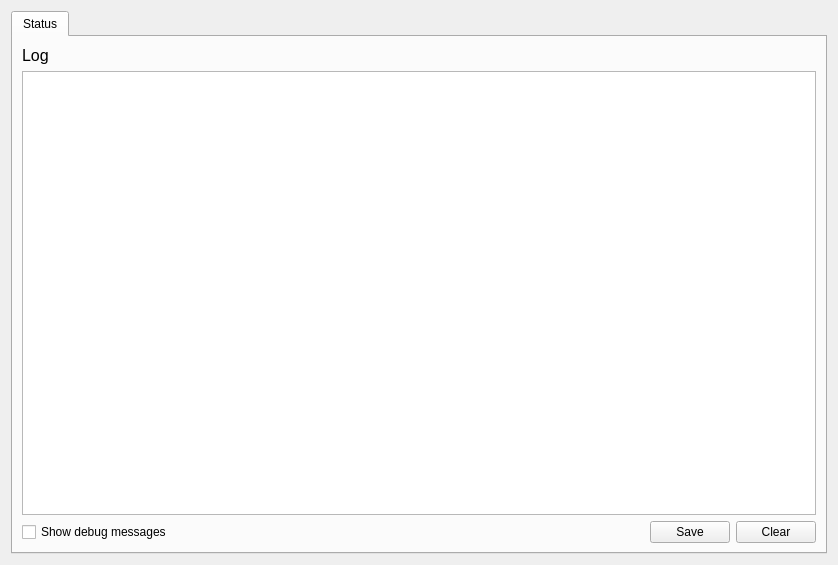
This is botfather/gui/botwidget.ui in botfatherio/botfather as Qt 5 draws it before an edit. The edited form follows.
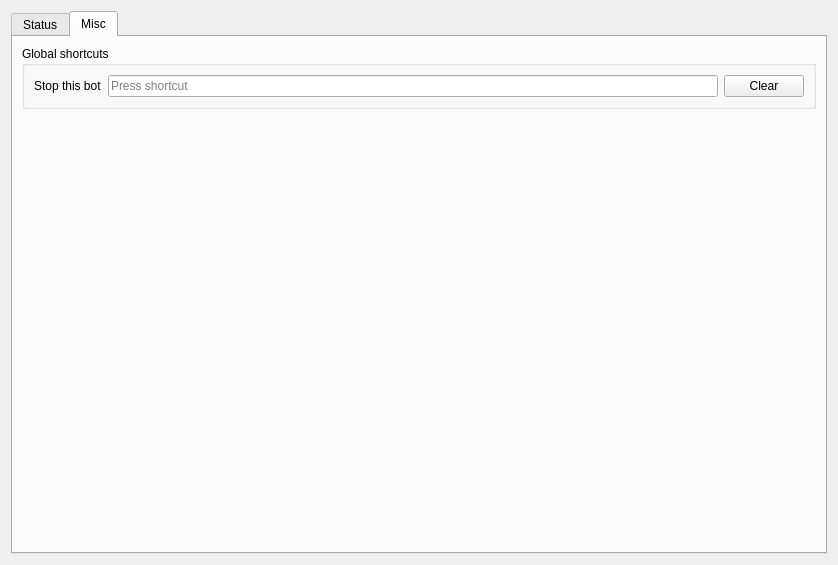
This is the edited form. The open tabs and pages were chosen to show the change.

Commit message: Add a per bot global stop shortcut setting

Patch:
```diff
--- a/botfather/gui/botwidget.ui
+++ b/botfather/gui/botwidget.ui
@@ -82,6 +82,52 @@
        </item>
       </layout>
      </widget>
+     <widget class="QWidget" name="tab">
+      <attribute name="title">
+       <string>Misc</string>
+      </attribute>
+      <layout class="QVBoxLayout" name="verticalLayout_3">
+       <item>
+        <widget class="QGroupBox" name="groupBox">
+         <property name="title">
+          <string>Global shortcuts</string>
+         </property>
+         <layout class="QGridLayout" name="gridLayout">
+          <item row="0" column="2">
+           <widget class="QPushButton" name="clear_stop_shortcut">
+            <property name="text">
+             <string>Clear</string>
+            </property>
+           </widget>
+          </item>
+          <item row="0" column="1">
+           <widget class="QKeySequenceEdit" name="stop_shortcut"/>
+          </item>
+          <item row="0" column="0">
+           <widget class="QLabel" name="label_2">
+            <property name="text">
+             <string>Stop this bot</string>
+            </property>
+           </widget>
+          </item>
+         </layout>
+        </widget>
+       </item>
+       <item>
+        <spacer name="verticalSpacer">
+         <property name="orientation">
+          <enum>Qt::Vertical</enum>
+         </property>
+         <property name="sizeHint" stdset="0">
+          <size>
+           <width>20</width>
+           <height>40</height>
+          </size>
+         </property>
+        </spacer>
+       </item>
+      </layout>
+     </widget>
     </widget>
    </item>
   </layout>
```
The commit also changes 1 other file.
